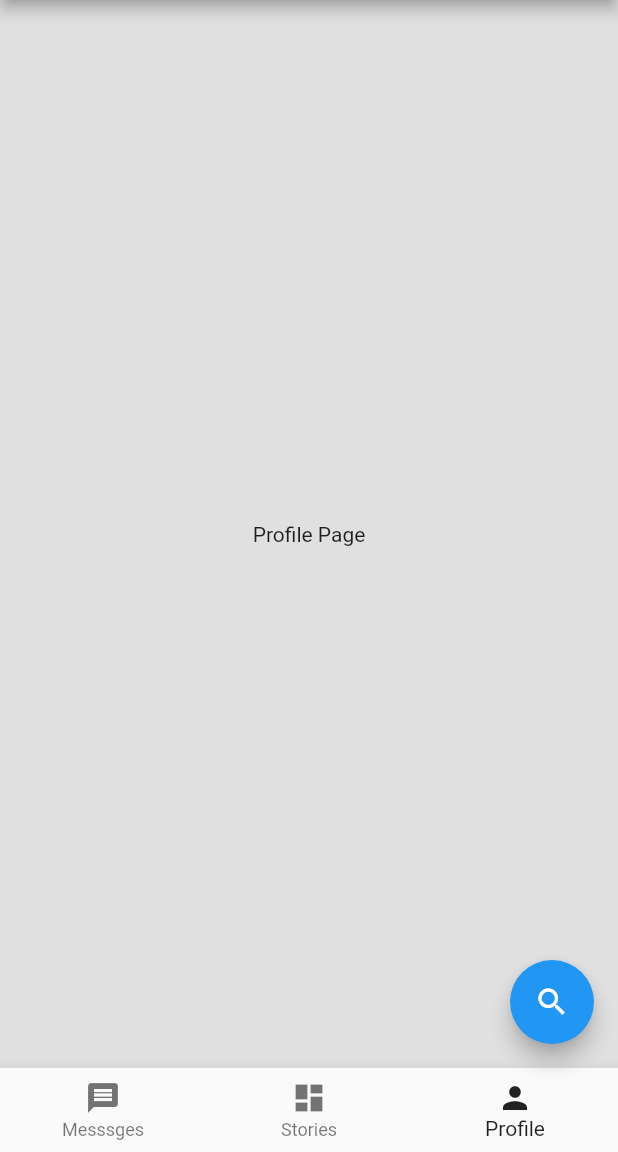
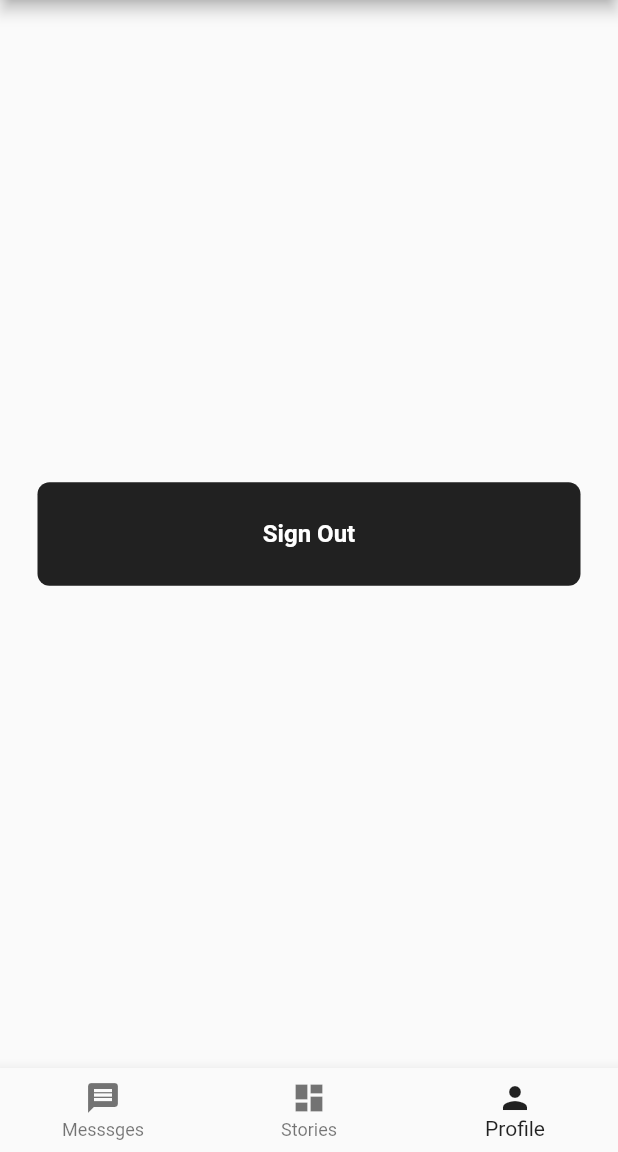
Before and after one commit to jahidhasan1893/connector, a Flutter app: the HomeScreen screen opened directly, item 3 of the bottom bar chosen, on a phone screen of 412 x 824 dp, the part 84-1236 px from its top. Run offline on Flutter 3.47's test engine with Material 2 defaults, Android fonts, the phone set to English and light mode, and no system bars; our stand-ins replace cloud_firestore, firebase_auth, firebase_core; accounts and stored records are empty; network calls fail.

Commit message:
Sign Up And Sign In Feature Updated

```diff
--- /dev/null
+++ b/lib/Pages/profile_page.dart
@@ -0,0 +1,43 @@
+import 'package:connector/Screens/sign_out_button.dart';
+import 'package:firebase_auth/firebase_auth.dart';
+import 'package:firebase_core/firebase_core.dart';
+import 'package:flutter/material.dart';
+
+import '../Screens/splash_screen.dart';
+
+class ProfilePage extends StatefulWidget {
+  @override
+  State<ProfilePage> createState() => _ProfilePageState();
+}
+
+class _ProfilePageState extends State<ProfilePage> {
+  @override
+  Widget build(BuildContext context) {
+    return Scaffold(
+      body:SafeArea(
+        child: Center(
+          child: Column(
+            mainAxisAlignment: MainAxisAlignment.center,
+            children: [
+              SignOutButton(onTap: signUserOut)
+            ],
+          ),
+        ),
+      )
+    );
+  }
+
+  signUserOut() async{
+    // Initialize Firebase Auth
+    final FirebaseAuth _auth = FirebaseAuth.instance;
+
+   // Sign out the user
+    await _auth.signOut();
+    Navigator.pushReplacement<void, void>(
+      context,
+      MaterialPageRoute<void>(
+        builder: (BuildContext context) =>SplashScreen(),
+      ),
+    );
+  }
+}
--- a/lib/Screens/home_screen.dart
+++ b/lib/Screens/home_screen.dart
@@ -1,5 +1,7 @@
 import 'package:connector/Screens/search_screen.dart';
 import 'package:flutter/material.dart';
+
+import '../Pages/profile_page.dart';
 
 
 
@@ -10,6 +12,7 @@ class HomeScreen extends StatefulWidget {
 
 class _HomeScreenState extends State<HomeScreen> {
   int _currentIndex = 0;
+  bool is_message_page=true;
 
   final List<Widget> _pages = [    PageOne(),    PageTwo(),    PageThree(),  ];
 
@@ -28,6 +31,8 @@ class _HomeScreenState extends State<HomeScreen> {
         onTap: (int index) {
           setState(() {
             _currentIndex = index;
+            if(_currentIndex!=0) is_message_page=false;
+            else is_message_page=true;
           });
         },
         items: [
@@ -45,7 +50,9 @@ class _HomeScreenState extends State<HomeScreen> {
           ),
         ],
       ),
-      floatingActionButton: FloatingActionButton(
+      floatingActionButton:Visibility(
+        visible: is_message_page,
+        child: FloatingActionButton(
         onPressed: () {
           Navigator.pushReplacement<void, void>(
             context,
@@ -57,6 +64,8 @@ class _HomeScreenState extends State<HomeScreen> {
         child: Icon(Icons.search),
         backgroundColor: Colors.blue,
       ),
+
+      )
       //floatingActionButtonLocation: FloatingActionButtonLocation.centerDocked,
     );
   }
@@ -83,8 +92,6 @@ class PageTwo extends StatelessWidget {
 class PageThree extends StatelessWidget {
   @override
   Widget build(BuildContext context) {
-    return Center(
-      child: Text('Profile Page'),
-    );
+    return ProfilePage();
   }
 }
--- /dev/null
+++ b/lib/Screens/sign_out_button.dart
@@ -0,0 +1,32 @@
+import 'package:flutter/material.dart';
+
+class SignOutButton extends StatelessWidget {
+  final Function()? onTap;
+
+  const SignOutButton({super.key, required this.onTap});
+
+  @override
+  Widget build(BuildContext context) {
+    return GestureDetector(
+      onTap: onTap,
+      child: Container(
+        padding: const EdgeInsets.all(25),
+        margin: const EdgeInsets.symmetric(horizontal: 25),
+        decoration: BoxDecoration(
+          color: Colors.black87,
+          borderRadius: BorderRadius.circular(8),
+        ),
+        child: const Center(
+          child: Text(
+            "Sign Out",
+            style: TextStyle(
+              color: Colors.white,
+              fontWeight: FontWeight.bold,
+              fontSize: 16,
+            ),
+          ),
+        ),
+      ),
+    );
+  }
+}
--- a/lib/main.dart
+++ b/lib/main.dart
@@ -7,6 +7,7 @@ import 'package:connector/Screens/splash_screen.dart';
 import 'Screens/home_screen.dart';
 
 void main()async{
+
   WidgetsFlutterBinding.ensureInitialized();
   await Firebase.initializeApp();
   runApp(const MyApp());
@@ -14,6 +15,7 @@ void main()async{
 
 class MyApp extends StatelessWidget {
   const MyApp({super.key});
+
 
   // This widget is the root of your application.
   @override
```
Also changed, not shown: lib/Screens/sign_in_screen.dart (+26 -2 lines), lib/Screens/sign_up_screen.dart (+27 -4 lines), lib/Screens/splash_screen.dart (+16 -1 lines), pubspec.lock.
